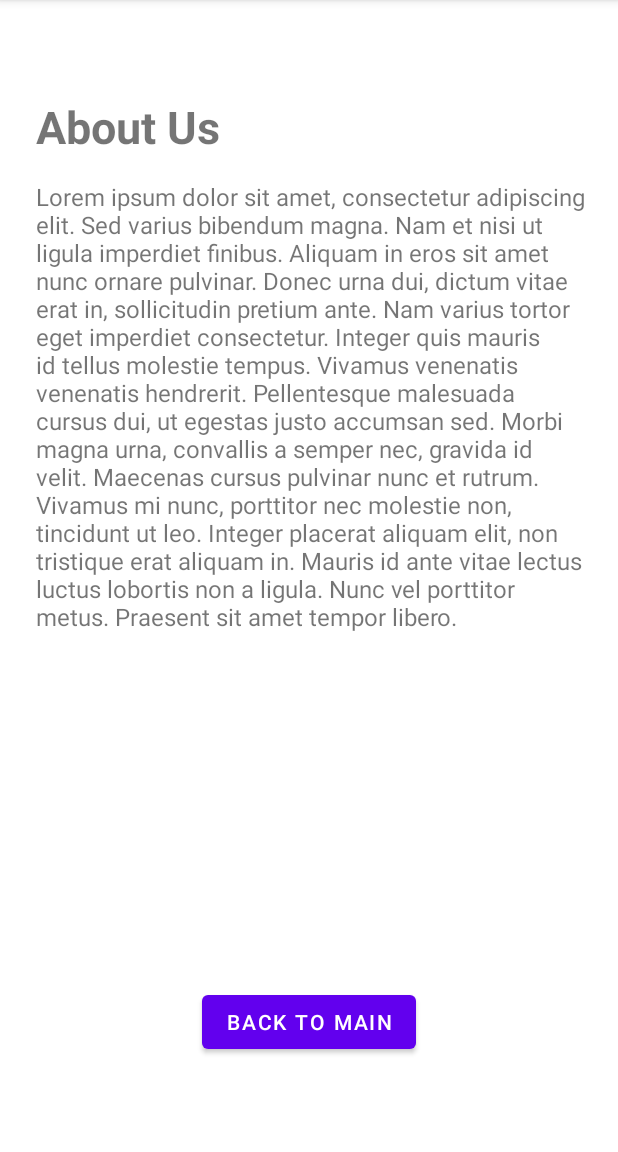
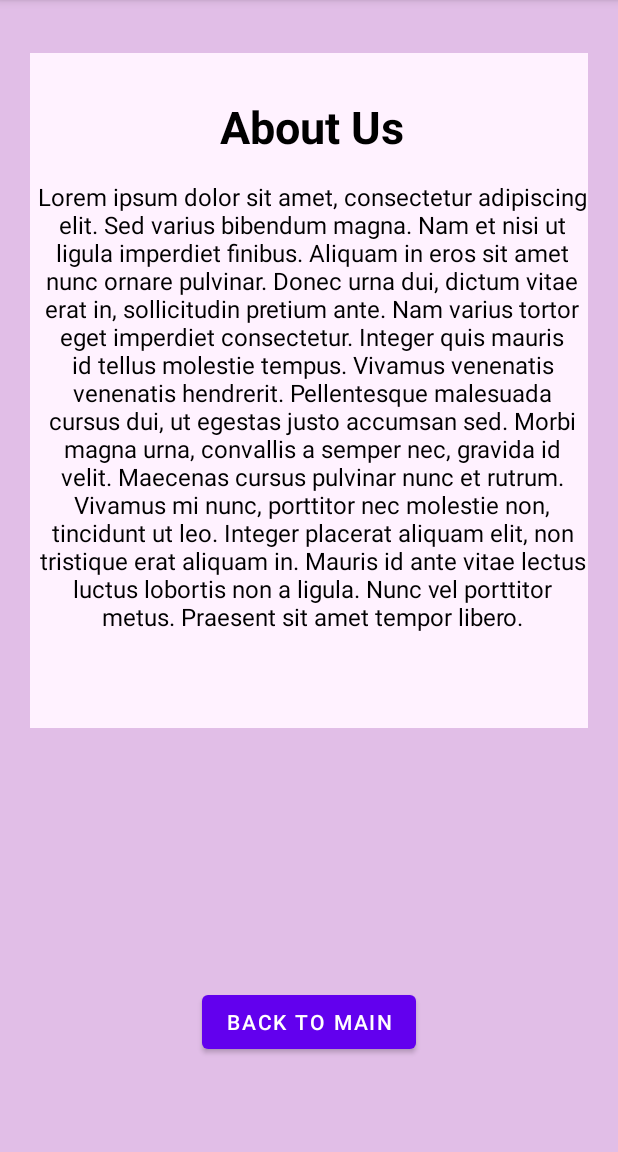
Before and after one commit to b21tilbe/FinalProject, an Android app: the activity_second screen opened directly, with no data from a screen before it, on a phone screen of 412 x 824 dp, the part 84-1236 px from its top. Run offline under Robolectric (Android 15) with nearby library versions, the phone set to English and light mode, and no system bars.

Commit message:
Har stylat about sidan

```diff
--- a/app/src/main/res/layout/activity_second.xml
+++ b/app/src/main/res/layout/activity_second.xml
@@ -4,9 +4,20 @@
     xmlns:tools="http://schemas.android.com/tools"
     android:layout_width="match_parent"
     android:layout_height="match_parent"
+    android:background="#e1bee7"
     android:padding="20dp"
     android:layout_centerHorizontal="true"
     tools:context=".activity_second">
+
+    <TextView
+        android:layout_width="match_parent"
+        android:layout_height="450dp"
+        android:background="#fff2ff"
+        app:layout_constraintBottom_toBottomOf="parent"
+        app:layout_constraintEnd_toEndOf="parent"
+        app:layout_constraintStart_toStartOf="parent"
+        app:layout_constraintTop_toTopOf="parent"
+        app:layout_constraintVertical_bias="0.056" />
 
     <TextView
             android:id="@+id/heading"
@@ -14,7 +25,10 @@
             android:layout_height="wrap_content"
             android:layout_marginStart="4dp"
             android:layout_marginTop="44dp"
+            android:textAlignment="center"
             android:text="About Us"
+            android:textColor="#000000"
+            android:elevation="2dp"
             android:textSize="30sp"
             android:textStyle="bold"
             app:layout_constraintStart_toStartOf="parent"
@@ -26,6 +40,9 @@
             android:layout_height="wrap_content"
             android:layout_marginStart="4dp"
             android:layout_marginTop="100dp"
+            android:textAlignment="center"
+            android:textColor="#000000"
+            android:elevation="2dp"
             android:text="Lorem ipsum dolor sit amet, consectetur adipiscing elit. Sed varius bibendum magna. Nam et nisi ut ligula imperdiet finibus. Aliquam in eros sit amet nunc ornare pulvinar. Donec urna dui, dictum vitae erat in, sollicitudin pretium ante. Nam varius tortor eget imperdiet consectetur. Integer quis mauris id tellus molestie tempus. Vivamus venenatis venenatis hendrerit. Pellentesque malesuada cursus dui, ut egestas justo accumsan sed. Morbi magna urna, convallis a semper nec, gravida id velit. Maecenas cursus pulvinar nunc et rutrum. Vivamus mi nunc, porttitor nec molestie non, tincidunt ut leo. Integer placerat aliquam elit, non tristique erat aliquam in. Mauris id ante vitae lectus luctus lobortis non a ligula. Nunc vel porttitor metus. Praesent sit amet tempor libero."
             android:textSize="16sp"
             app:layout_constraintStart_toStartOf="parent"
@@ -44,5 +61,5 @@
             app:layout_constraintStart_toStartOf="parent"
             app:layout_constraintTop_toTopOf="parent"
             app:layout_constraintVertical_bias="0.981" />
-
+    />
 </androidx.constraintlayout.widget.ConstraintLayout>
```
Lines whose indentation alone changed are shown as unchanged.
